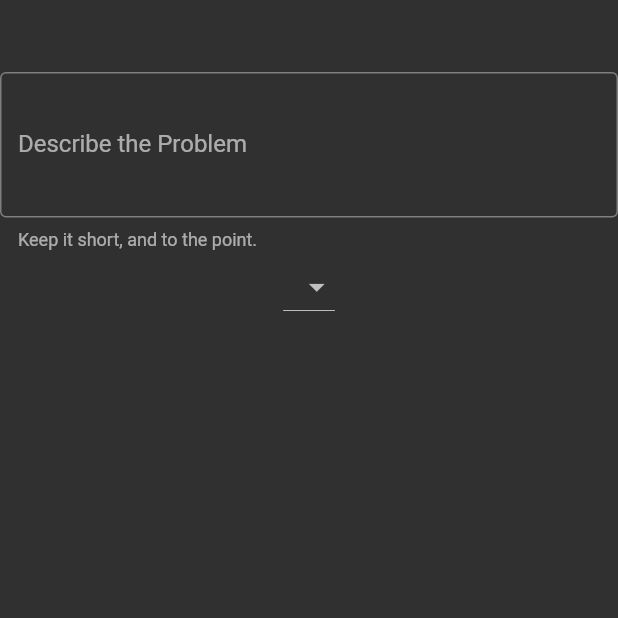
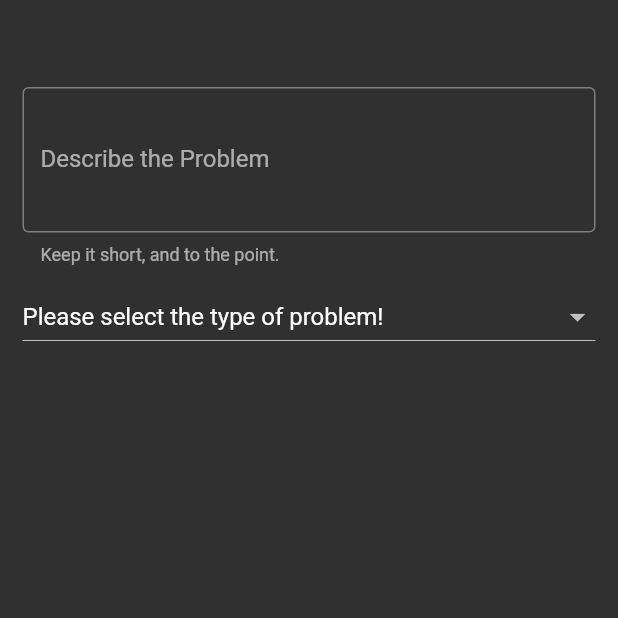
Before and after one commit to rubvitor/Report-Incident, a Flutter app: the Report screen opened directly, on a phone screen of 412 x 824 dp, the top half of it. Run offline on Flutter 3.47's test engine with Material 2 defaults, Android fonts, the phone set to English and light mode, and no system bars; our stand-ins replace google_maps_flutter, location, permission_handler, shared_preferences; accounts and stored records are empty.

Commit message:
Fixed Report Form.

```diff
--- a/lib/Report/report.dart
+++ b/lib/Report/report.dart
@@ -7,17 +7,25 @@ class Report extends StatelessWidget {
       body: ReportForm(),
     );
   }
-
 }
 
-class ReportForm extends StatelessWidget {
+class ReportForm extends StatefulWidget{
+  @override
+  _ReportForm createState() => new _ReportForm();
+}
+
+class _ReportForm extends State<ReportForm> {
   @override
   Widget build(BuildContext context) {
-    return Column(
+    return Padding(
+        padding: EdgeInsets.fromLTRB(15, 10, 15, 10),
+        child: Column(
+
           children: <Widget>[
             const SizedBox(height: 24.0),
             const SizedBox(height: 24.0),
             TextFormField(
+              scrollPadding: EdgeInsets.all(10.0),
               decoration: const InputDecoration(
                 border: OutlineInputBorder(),
                 hintText: 'Tell us what is wrong and how it can be fixed',
@@ -26,16 +34,75 @@ class ReportForm extends StatelessWidget {
               ),
               maxLines: 3,
             ),
-        new DropdownButton<String>(
-          items: <String>['A', 'B', 'C', 'D'].map((String value) {
-            return new DropdownMenuItem<String>(
-              value: value,
-              child: new Text(value),
+            DropDownButtonPage(),
+
+          ],
+        ));
+  }
+}
+
+class DropDownButtonPage extends StatefulWidget {
+  @override
+  _DropDownButtonState createState() => _DropDownButtonState();
+}
+
+class _DropDownButtonState extends State<DropDownButtonPage> {
+  String _value;
+
+
+  DropdownButton _itemDown() => DropdownButton<String>(
+        hint: Text(
+          "Please select the type of problem!",
+          style: TextStyle(
+            color: Colors.white,
+          ),
+        ),
+        items: [
+          DropdownMenuItem(
+            value: "1",
+            child: Row(
+              mainAxisAlignment: MainAxisAlignment.spaceBetween,
+              children: <Widget>[
+                Icon(Icons.build),
+                SizedBox(width: 10),
+                Text(
+                  "Problem Type 1",
+                ),
+              ],
+            ),
+          ),
+          DropdownMenuItem(
+            value: "2",
+            child: Row(
+              mainAxisAlignment: MainAxisAlignment.spaceBetween,
+              children: <Widget>[
+                Icon(Icons.settings),
+                SizedBox(width: 10),
+                Text(
+                  "Problem Type 2",
+                ),
+              ],
+            ),
+          ),
+        ],
+        onChanged: (value) {
+          setState(() {
+            _value = value;
+          });
+        },
+        value: _value,
+        isExpanded: true,
       );
-          }).toList(),
-          onChanged: (_) {},
-        )
+
+  @override
+  Widget build(BuildContext context) {
+    return Padding(
+      padding: EdgeInsets.fromLTRB(0, 10.0, 0, 10.0),
+        child: Column(
+          children: <Widget>[
+            _itemDown(),
           ],
+        ),
       );
   }
 }
```
Also changed, not shown: pubspec.lock. Lines whose indentation alone changed are shown as unchanged.
